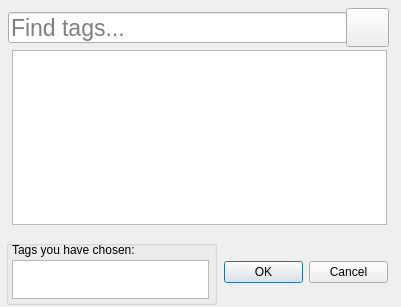
AnhHuy13/KonachanWallpaper, file tagchoose.ui: the form before one commit.
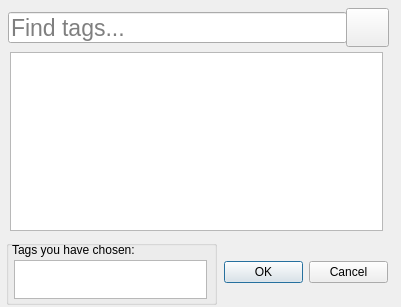
The form after the commit. The open tabs and pages were chosen to show the change. Icons and pictures are not drawn.

What changed in the file:
```diff
--- a/tagchoose.ui
+++ b/tagchoose.ui
@@ -82,15 +82,18 @@
      <string>Tags you have chosen:</string>
     </property>
    </widget>
-   <widget class="QListWidget" name="listWidget">
+   <widget class="QListView" name="tagChosenMenu">
     <property name="geometry">
      <rect>
-      <x>6</x>
+      <x>8</x>
       <y>20</y>
-      <width>197</width>
+      <width>193</width>
       <height>39</height>
      </rect>
     </property>
+    <property name="horizontalScrollBarPolicy">
+     <enum>Qt::ScrollBarAlwaysOff</enum>
+    </property>
    </widget>
   </widget>
   <widget class="QStackedWidget" name="stackedWidget">
@@ -99,7 +102,7 @@
      <x>10</x>
      <y>50</y>
      <width>377</width>
-     <height>177</height>
+     <height>183</height>
     </rect>
    </property>
    <property name="currentIndex">
@@ -121,21 +124,21 @@
     </widget>
    </widget>
    <widget class="QWidget" name="table">
-    <widget class="QTableWidget" name="tableWidget">
+    <widget class="QListView" name="listView">
      <property name="geometry">
       <rect>
-       <x>2</x>
-       <y>0</y>
-       <width>375</width>
-       <height>175</height>
+       <x>0</x>
+       <y>2</y>
+       <width>373</width>
+       <height>179</height>
       </rect>
      </property>
-     <attribute name="horizontalHeaderVisible">
-      <bool>false</bool>
-     </attribute>
-     <attribute name="verticalHeaderVisible">
-      <bool>false</bool>
-     </attribute>
+     <property name="horizontalScrollBarPolicy">
+      <enum>Qt::ScrollBarAlwaysOff</enum>
+     </property>
+     <property name="uniformItemSizes">
+      <bool>true</bool>
+     </property>
     </widget>
    </widget>
   </widget>
```
Left out of the diff: 2 changed lines with no effect on the pictures.
